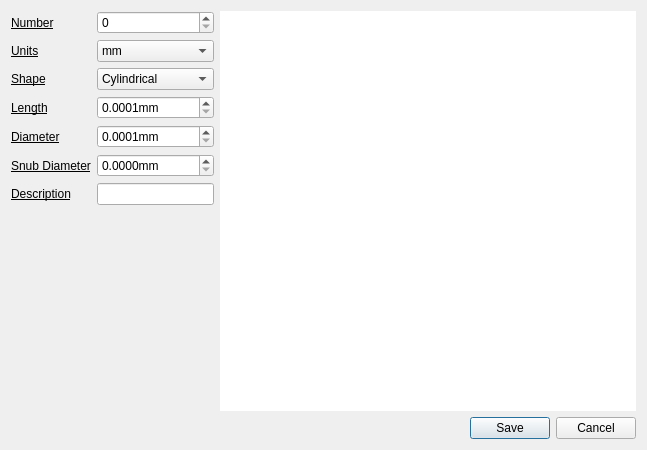
Above: qt/tool_dialog.ui from CauldronDevelopmentLLC/CAMotics before the change. Below: the same form after it.
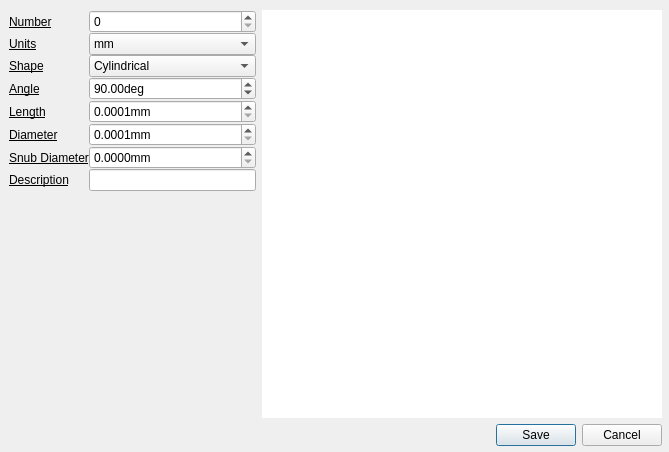
That is the form after the change.

Commit message: Enter conical tool size by angle, #65

Patch:
```diff
--- a/qt/tool_dialog.ui
+++ b/qt/tool_dialog.ui
@@ -6,8 +6,8 @@
    <rect>
     <x>0</x>
     <y>0</y>
-    <width>647</width>
-    <height>444</height>
+    <width>669</width>
+    <height>452</height>
    </rect>
   </property>
   <property name="windowTitle">
@@ -16,11 +16,29 @@
   <property name="modal">
    <bool>true</bool>
   </property>
+  <widget class="QWidget" name="">
+   <property name="geometry">
+    <rect>
+     <x>9</x>
+     <y>10</y>
+     <width>653</width>
+     <height>436</height>
+    </rect>
+   </property>
   <layout class="QVBoxLayout" name="verticalLayout_2">
+    <property name="spacing">
+     <number>6</number>
+    </property>
    <item>
-    <layout class="QHBoxLayout" name="horizontalLayout" stretch="0,1">
+     <layout class="QHBoxLayout" name="horizontalLayout">
+      <property name="spacing">
+       <number>6</number>
+      </property>
      <item>
       <layout class="QVBoxLayout" name="verticalLayout">
+        <property name="spacing">
+         <number>0</number>
+        </property>
        <item>
         <layout class="QGridLayout" name="gridLayout">
          <item row="0" column="0">
@@ -106,6 +124,40 @@
           </widget>
          </item>
          <item row="3" column="0">
+           <widget class="QLabel" name="angleLabel">
+            <property name="font">
+             <font>
+              <underline>true</underline>
+             </font>
+            </property>
+            <property name="text">
+             <string>Angle</string>
+            </property>
+            <property name="buddy">
+             <cstring>lengthDoubleSpinBox</cstring>
+            </property>
+           </widget>
+          </item>
+          <item row="3" column="1">
+           <widget class="QDoubleSpinBox" name="angleDoubleSpinBox">
+            <property name="suffix">
+             <string>deg</string>
+            </property>
+            <property name="decimals">
+             <number>2</number>
+            </property>
+            <property name="minimum">
+             <double>0.010000000000000</double>
+            </property>
+            <property name="maximum">
+             <double>180.000000000000000</double>
+            </property>
+            <property name="value">
+             <double>90.000000000000000</double>
+            </property>
+           </widget>
+          </item>
+          <item row="4" column="0">
           <widget class="QLabel" name="label_47">
            <property name="font">
             <font>
@@ -120,7 +172,7 @@
            </property>
           </widget>
          </item>
-         <item row="3" column="1">
+          <item row="4" column="1">
           <widget class="QDoubleSpinBox" name="lengthDoubleSpinBox">
            <property name="suffix">
             <string>mm</string>
@@ -132,11 +184,11 @@
             <double>0.000100000000000</double>
            </property>
            <property name="maximum">
-            <double>1000000.000000000000000</double>
+             <double>10000.000000000000000</double>
            </property>
           </widget>
          </item>
-         <item row="4" column="0">
+          <item row="5" column="0">
           <widget class="QLabel" name="label_48">
            <property name="font">
             <font>
@@ -151,7 +203,7 @@
            </property>
           </widget>
          </item>
-         <item row="4" column="1">
+          <item row="5" column="1">
           <widget class="QDoubleSpinBox" name="diameterDoubleSpinBox">
            <property name="suffix">
             <string>mm</string>
@@ -163,11 +215,11 @@
             <double>0.000100000000000</double>
            </property>
            <property name="maximum">
-            <double>1000000.000000000000000</double>
+             <double>10000.000000000000000</double>
            </property>
           </widget>
          </item>
-         <item row="5" column="0">
+          <item row="6" column="0">
           <widget class="QLabel" name="snubDiameterLabel">
            <property name="font">
             <font>
@@ -182,7 +234,7 @@
            </property>
           </widget>
          </item>
-         <item row="5" column="1">
+          <item row="6" column="1">
           <widget class="QDoubleSpinBox" name="snubDiameterDoubleSpinBox">
            <property name="suffix">
             <string>mm</string>
@@ -194,11 +246,11 @@
             <double>0.000000000000000</double>
            </property>
            <property name="maximum">
-            <double>1000000.000000000000000</double>
+             <double>10000.000000000000000</double>
            </property>
           </widget>
          </item>
-         <item row="6" column="0">
+          <item row="7" column="0">
           <widget class="QLabel" name="label_50">
            <property name="font">
             <font>
@@ -213,7 +265,7 @@
            </property>
           </widget>
          </item>
-         <item row="6" column="1">
+          <item row="7" column="1">
           <widget class="QLineEdit" name="descriptionLineEdit"/>
          </item>
          <item row="0" column="1">
@@ -275,6 +327,7 @@
     </widget>
    </item>
   </layout>
+  </widget>
  </widget>
  <resources/>
  <connections>
```
Left out of the diff: 20 changed lines with no effect on the pictures. Lines whose indentation alone changed are shown as unchanged. The commit also changes 4 other files.
